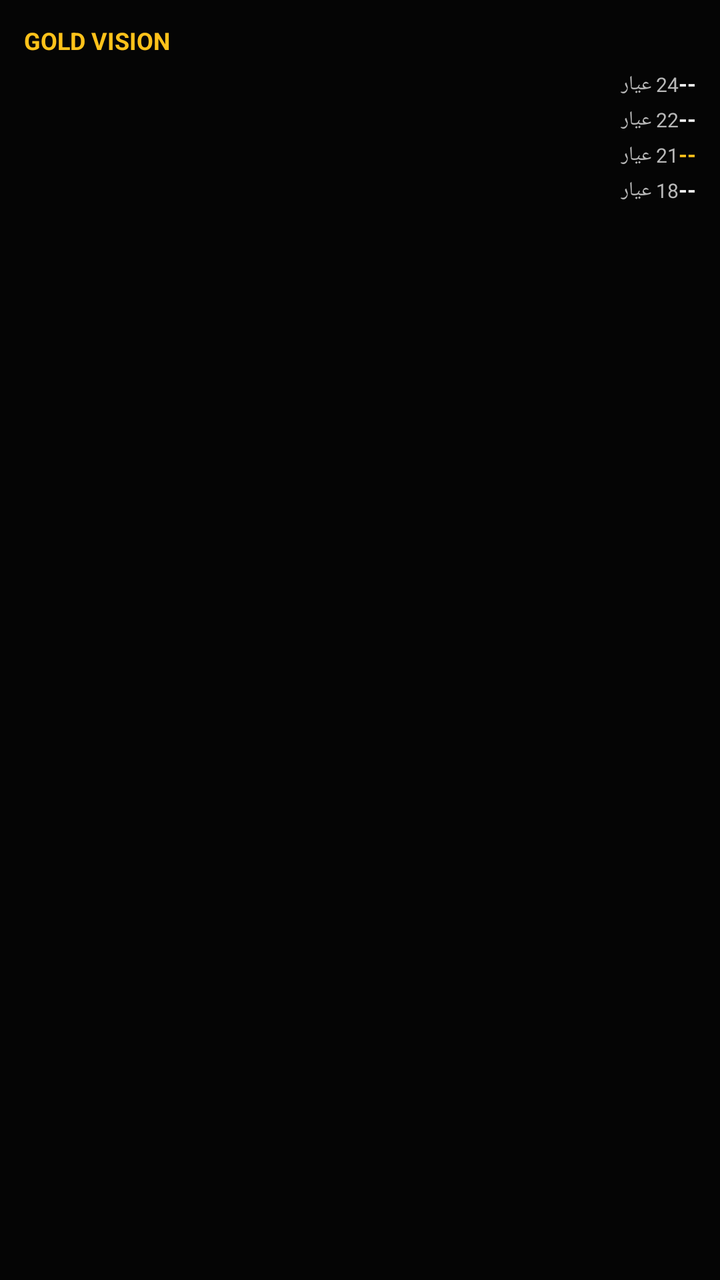
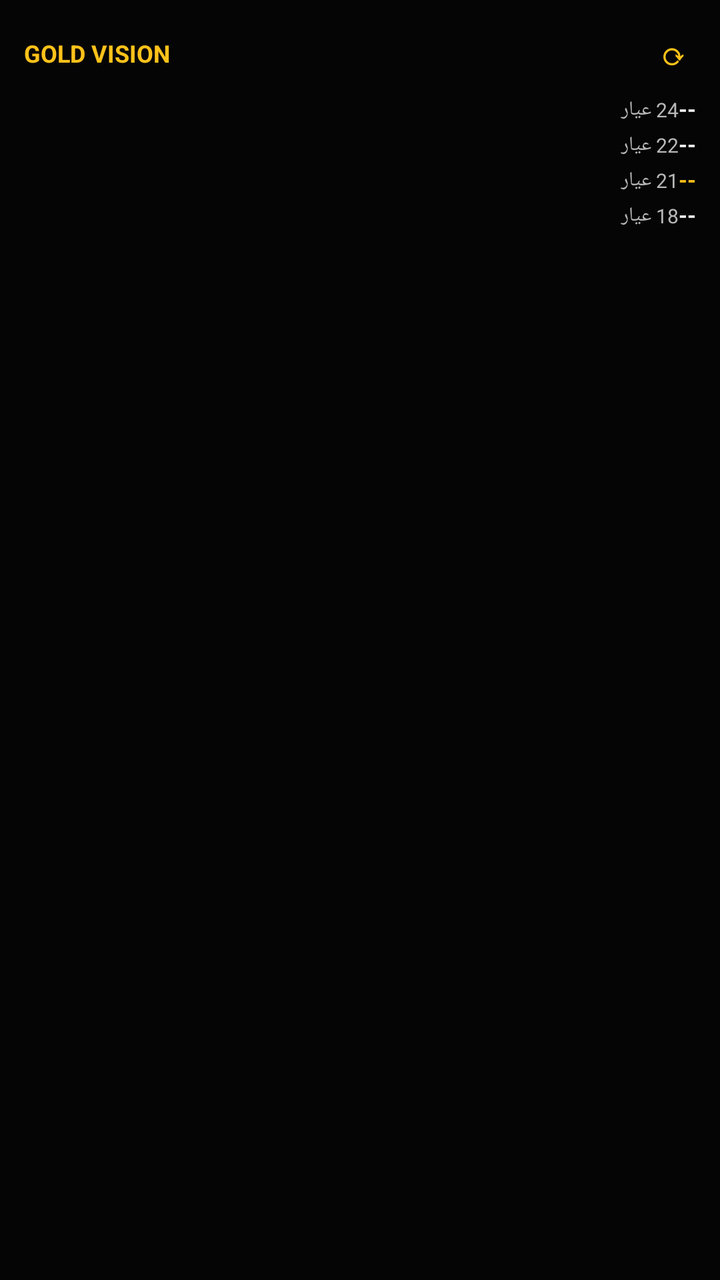

Screens rendered from an Android XML layout before and after an edit, with the pre-edit source and the edit as a unified diff.
<!-- AndroidManifest.xml: application theme Theme.GoldVision -->
<!-- res/layout/gold_price_widget.xml -->
<?xml version="1.0" encoding="utf-8"?>
<LinearLayout xmlns:android="http://schemas.android.com/apk/res/android"
    android:id="@+id/widget_root"
    android:layout_width="match_parent"
    android:layout_height="match_parent"
    android:orientation="vertical"
    android:background="@color/ic_launcher_background"
    android:padding="12dp">

    <TextView
        android:id="@+id/widget_title"
        android:layout_width="wrap_content"
        android:layout_height="wrap_content"
        android:text="GOLD VISION"
        android:textColor="@color/widget_gold"
        android:textSize="12sp"
        android:textStyle="bold" />

    <LinearLayout
        android:layout_width="match_parent"
        android:layout_height="wrap_content"
        android:layout_marginTop="6dp"
        android:orientation="horizontal">
        <TextView
            android:id="@+id/widget_label_24"
            android:layout_width="0dp"
            android:layout_height="wrap_content"
            android:layout_weight="1"
            android:text="24 عيار"
            android:textColor="#B8B8B8"
            android:textSize="10sp" />
        <TextView
            android:id="@+id/widget_price_24"
            android:layout_width="wrap_content"
            android:layout_height="wrap_content"
            android:text="--"
            android:textColor="#F4F4F4"
            android:textSize="11sp"
            android:textStyle="bold" />
    </LinearLayout>

    <LinearLayout
        android:layout_width="match_parent"
        android:layout_height="wrap_content"
        android:layout_marginTop="3dp"
        android:orientation="horizontal">
        <TextView
            android:id="@+id/widget_label_22"
            android:layout_width="0dp"
            android:layout_height="wrap_content"
            android:layout_weight="1"
            android:text="22 عيار"
            android:textColor="#B8B8B8"
            android:textSize="10sp" />
        <TextView
            android:id="@+id/widget_price_22"
            android:layout_width="wrap_content"
            android:layout_height="wrap_content"
            android:text="--"
            android:textColor="#F4F4F4"
            android:textSize="11sp"
            android:textStyle="bold" />
    </LinearLayout>

    <LinearLayout
        android:layout_width="match_parent"
        android:layout_height="wrap_content"
        android:layout_marginTop="3dp"
        android:orientation="horizontal">
        <TextView
            android:id="@+id/widget_label_21"
            android:layout_width="0dp"
            android:layout_height="wrap_content"
            android:layout_weight="1"
            android:text="21 عيار"
            android:textColor="#B8B8B8"
            android:textSize="10sp" />
        <TextView
            android:id="@+id/widget_price_21"
            android:layout_width="wrap_content"
            android:layout_height="wrap_content"
            android:text="--"
            android:textColor="@color/widget_gold"
            android:textSize="11sp"
            android:textStyle="bold" />
    </LinearLayout>

    <LinearLayout
        android:layout_width="match_parent"
        android:layout_height="wrap_content"
        android:layout_marginTop="3dp"
        android:orientation="horizontal">
        <TextView
            android:id="@+id/widget_label_18"
            android:layout_width="0dp"
            android:layout_height="wrap_content"
            android:layout_weight="1"
            android:text="18 عيار"
            android:textColor="#B8B8B8"
            android:textSize="10sp" />
        <TextView
            android:id="@+id/widget_price_18"
            android:layout_width="wrap_content"
            android:layout_height="wrap_content"
            android:text="--"
            android:textColor="#F4F4F4"
            android:textSize="11sp"
            android:textStyle="bold" />
    </LinearLayout>

    <TextView
        android:id="@+id/widget_updated_at"
        android:layout_width="match_parent"
        android:layout_height="wrap_content"
        android:layout_marginTop="6dp"
        android:text=""
        android:textColor="#777777"
        android:textSize="8sp" />

</LinearLayout>
<!-- resources referenced by this layout -->
<resources>
  <color name="ic_launcher_background">#050505</color>
  <color name="widget_gold">#FFC21A</color>
  <style name="Theme.GoldVision" parent="android:Theme.Material.NoActionBar">
          <item name="android:windowBackground">@android:color/black</item>
          <item name="android:statusBarColor">@android:color/black</item>
          <item name="android:navigationBarColor">@android:color/black</item>
      </style>
</resources>

<!-- the commit's change to res/layout/gold_price_widget.xml (unified diff, before → after) -->
@@ -7,14 +7,31 @@
     android:background="@color/ic_launcher_background"
     android:padding="12dp">
 
-    <TextView
-        android:id="@+id/widget_title"
-        android:layout_width="wrap_content"
+    <LinearLayout
+        android:layout_width="match_parent"
         android:layout_height="wrap_content"
-        android:text="GOLD VISION"
-        android:textColor="@color/widget_gold"
-        android:textSize="12sp"
-        android:textStyle="bold" />
+        android:orientation="horizontal"
+        android:gravity="center_vertical">
+        <TextView
+            android:id="@+id/widget_title"
+            android:layout_width="0dp"
+            android:layout_height="wrap_content"
+            android:layout_weight="1"
+            android:text="GOLD VISION"
+            android:textColor="@color/widget_gold"
+            android:textSize="12sp"
+            android:textStyle="bold" />
+        
+        <TextView
+            android:id="@+id/widget_refresh"
+            android:layout_width="wrap_content"
+            android:layout_height="wrap_content"
+            android:padding="4dp"
+            android:text="⟳"
+            android:textColor="@color/widget_gold"
+            android:textSize="15sp"
+            android:textStyle="bold" />
+    </LinearLayout>
 
     <LinearLayout
         android:layout_width="match_parent"
